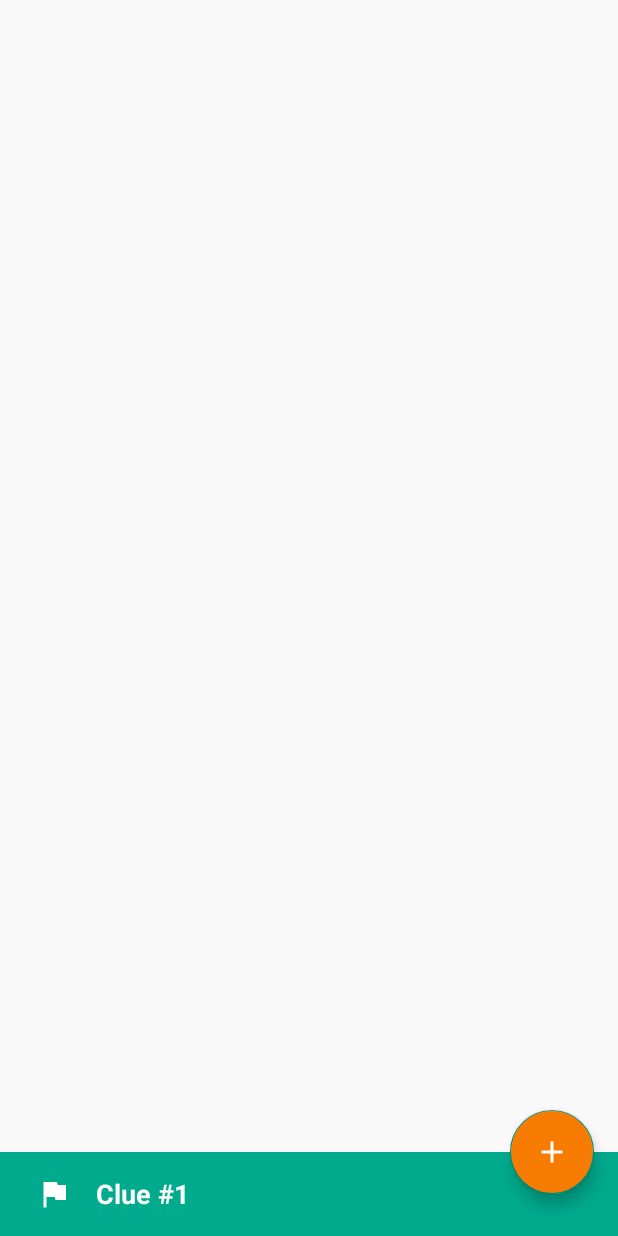
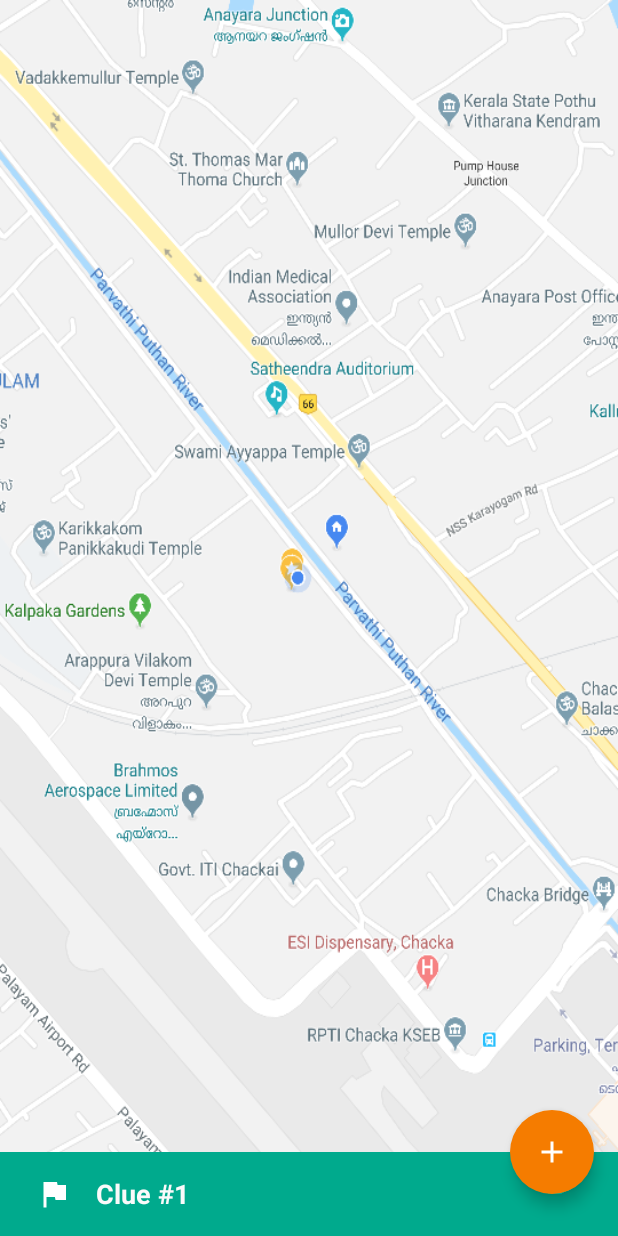
Before and after one commit to arjunsk/Techathlon, an Android app: the layout activity_plot_map.xml on its own in the app's theme, with its tools: preview values and no code run, on a phone screen of 412 x 824 dp. Run offline under Robolectric (Android 15) with nearby library versions, the light colour scheme and no system bars.

Commit message:
UI changes

```diff
--- a/app/src/main/res/layout/activity_plot_map.xml
+++ b/app/src/main/res/layout/activity_plot_map.xml
@@ -2,7 +2,8 @@
 <android.support.design.widget.CoordinatorLayout
     xmlns:android="http://schemas.android.com/apk/res/android"
     android:layout_width="match_parent"
-    android:layout_height="match_parent">
+    android:layout_height="match_parent"
+    android:background="@drawable/maps_background">
 
     <include layout="@layout/bottom_sheet_plot_map"/>
 
--- a/app/src/main/res/layout/bottom_sheet_plot_map.xml
+++ b/app/src/main/res/layout/bottom_sheet_plot_map.xml
@@ -4,6 +4,7 @@
     xmlns:app="http://schemas.android.com/apk/res-auto"
     android:layout_width="match_parent"
     android:layout_height="wrap_content"
+    android:background="@color/background"
     android:orientation="vertical"
     app:layout_behavior="@string/bottom_sheet_behavior"
     app:behavior_peekHeight="?android:attr/actionBarSize"
--- a/app/src/main/res/layout/bottom_sheet_plot_map_content.xml
+++ b/app/src/main/res/layout/bottom_sheet_plot_map_content.xml
@@ -27,7 +27,7 @@
         android:layout_height="wrap_content"
         android:layout_marginEnd="8dp"
         android:layout_marginTop="8dp"
-        android:background="?android:selectableItemBackgroundBorderless"
+        android:background="?android:selectableItemBackground"
         android:padding="@dimen/padding_normal"
         android:tint="@color/textSecondary"
         app:layout_constraintEnd_toEndOf="parent"
--- a/app/src/main/res/layout/fab_plot_map.xml
+++ b/app/src/main/res/layout/fab_plot_map.xml
@@ -7,6 +7,7 @@
     android:layout_marginEnd="@dimen/padding_large"
     android:src="@drawable/ic_add_24dp"
     android:backgroundTint="@color/fab"
+    app:borderWidth="0dp"
     app:layout_anchor="@id/bottom_sheet_plot_map"
     app:layout_anchorGravity="top|end"
     android:id="@+id/bottom_sheet_add_clue_button"/>
--- a/app/src/main/res/values/styles.xml
+++ b/app/src/main/res/values/styles.xml
@@ -8,4 +8,9 @@
         <item name="android:navigationBarColor">@color/colorPrimary</item>
     </style>
 
+    <style name="AppTheme.PlotMapActivity" parent="Theme.AppCompat.Light.NoActionBar">
+        <item name="android:navigationBarColor">@color/colorPrimary</item>
+        <item name="android:statusBarColor">@color/translucent</item>
+    </style>
+
 </resources>
```
Also changed, not shown: app/src/main/AndroidManifest.xml (+11 -6 lines), app/src/main/res/values/colors.xml (line endings or trailing spaces).
